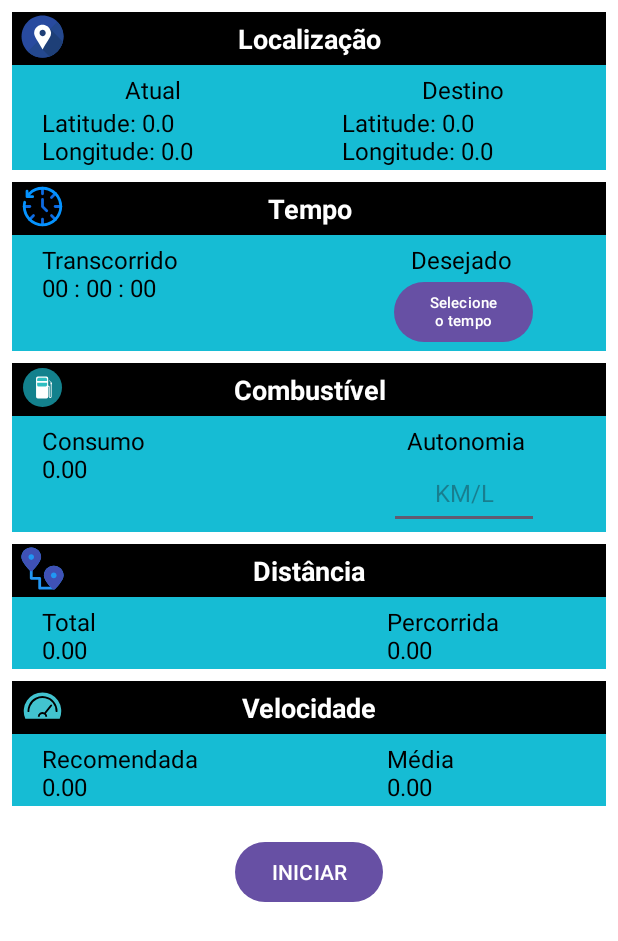
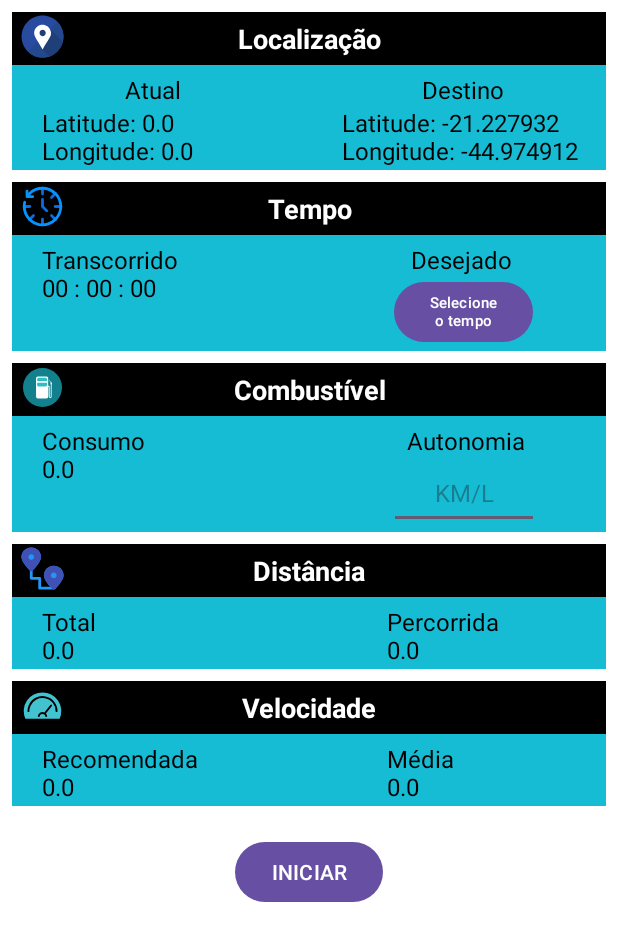
Before and after one commit to marcusvferreira/APPGAT108_UFLA2023-1, an Android app: the screen it shows after launch (MainActivity), on a phone screen of 412 x 824 dp. Shown: the top 941 px of the screen. Run offline under Robolectric (Android 15) with nearby library versions, the phone set to English and light mode, and no system bars.

Commit message:
Obtenção da velocidade, distancia e exclusão da classe Local

```diff
--- a/AppGat108/app/src/main/java/android/marcusvferreira/appgat108/model/Local.java
+++ /dev/null
@@ -1,22 +0,0 @@
-package android.marcusvferreira.appgat108.model;
-
-public class Local {
-    private double lat, longi; // latitude e longitude
-
-    // talvez uma var chamada distancia
-
-
-    public Local(double lat, double longi) {
-        this.lat = lat;
-        this.longi = longi;
-    }
-
-    public double getLat() {
-        return lat;
-    }
-
-    public double getLongi() {
-        return longi;
-    }
-
-}
--- a/AppGat108/app/src/main/java/android/marcusvferreira/appgat108/view/MainActivity.java
+++ b/AppGat108/app/src/main/java/android/marcusvferreira/appgat108/view/MainActivity.java
@@ -14,7 +14,6 @@ import android.location.LocationListener;
 import android.location.LocationManager;
 import android.marcusvferreira.appgat108.R;
 import android.marcusvferreira.appgat108.controller.Permissoes;
-import android.marcusvferreira.appgat108.model.Local;
 import android.marcusvferreira.appgat108.model.Veiculo;
 import android.os.Bundle;
 import android.view.View;
@@ -22,6 +21,7 @@ import android.widget.Button;
 import android.widget.TextView;
 import android.widget.TimePicker;
 
+import java.text.DecimalFormat;
 import java.util.Locale;
 import java.util.Timer;
 import java.util.TimerTask;
@@ -31,6 +31,8 @@ import java.util.TimerTask;
  * */
 public class MainActivity extends AppCompatActivity {
 
+    private static final DecimalFormat decfor = new DecimalFormat("0.00");
+
     //Permissões necessárias
     private String[] permissoes = new String[]{
             Manifest.permission.ACCESS_FINE_LOCATION,
@@ -38,7 +40,8 @@ public class MainActivity extends AppCompatActivity {
     };
 
     //Objetos para controlar os campos TextView
-    TextView campoTempoTranscorrido, campoLocalizacaoAtual, campoLocalizacaoDestino;
+    TextView campoTempoTranscorrido, campoLocalizacaoAtual, campoLocalizacaoDestino, campoVelocidadeMedia,
+            campoDistanciaTotal;
 
     //Objetos para controlar os botões
     Button btnIniciarPausar, btnSelecionarTempo;
@@ -55,7 +58,7 @@ public class MainActivity extends AppCompatActivity {
     boolean timerIniciado = false;
 
     //Criação do obejto destino (estacionamento DAT UFLA)
-    Local destino = new Local( -21.227932, -44.974912);
+    Location destino = new Location("");
 
     //Criação do obejto veículo
     Veiculo veiculo = new Veiculo();
@@ -68,10 +71,23 @@ public class MainActivity extends AppCompatActivity {
         //...
         campoLocalizacaoAtual = findViewById(R.id.tv_loc_atual_dados);
         campoLocalizacaoDestino = findViewById(R.id.tv_loc_destino_dados);
+        campoVelocidadeMedia = findViewById(R.id.tv_velocidade_media);
+        campoDistanciaTotal = findViewById(R.id.tv_distancia_total);
         btnSelecionarTempo = findViewById(R.id.btn_selecionar_tempo);
         campoTempoTranscorrido = findViewById(R.id.tv_tempo_transcorrido);
         btnIniciarPausar = findViewById(R.id.btn_iniciar_pausar);
         timer = new Timer();
+
+        /******************************************************************************/
+
+        //Configura o destino como o estacionamento do DAT-UFLA
+        destino.setLatitude(-21.227932);
+        destino.setLongitude(-44.974912);
+
+        campoLocalizacaoDestino.setText("Latitude: " + destino.getLatitude()
+                + "\nLongitude: " + destino.getLongitude());
+
+        /******************************************************************************/
 
         //Validar permissões
         Permissoes.validarPermissoes(permissoes, this, 1);
@@ -82,11 +98,16 @@ public class MainActivity extends AppCompatActivity {
         locationListener = new LocationListener() {
             @Override
             public void onLocationChanged(@NonNull Location location) {
-                Double latitude = location.getLatitude();
-                Double longitude = location.getLongitude();
+                double latitude = location.getLatitude();
+                double longitude = location.getLongitude();
+                veiculo.setVelocidade(location.getSpeed());
 
                 campoLocalizacaoAtual.setText("Latitude: " + String.valueOf(latitude)
                         + "\nLongitude: " + String.valueOf(longitude));
+                campoVelocidadeMedia.setText("Média\n" + decfor.format(veiculo.getVelocidade()*3.6) + " km/h");
+
+               campoDistanciaTotal.setText("Total\n" + decfor.format(location.distanceTo(destino)/1000)+ " km");
+
             }
         };
 
--- a/AppGat108/app/src/main/res/layout/activity_main.xml
+++ b/AppGat108/app/src/main/res/layout/activity_main.xml
@@ -227,7 +227,7 @@
             android:layout_marginTop="5dp"
             android:layout_marginEnd="309dp"
             android:layout_marginBottom="1dp"
-            android:text="Consumo\n0.00"
+            android:text="Consumo\n0.0"
             android:textColor="@color/black"
             android:textSize="16sp"
             app:layout_constraintBottom_toBottomOf="parent"
@@ -313,7 +313,7 @@
             android:layout_height="wrap_content"
             android:layout_marginStart="250dp"
             android:layout_marginTop="5dp"
-            android:text="Percorrida\n0.00"
+            android:text="Percorrida\n0.0"
             android:textColor="@color/black"
             android:textSize="16sp"
             app:layout_constraintEnd_toEndOf="parent"
@@ -327,7 +327,7 @@
             android:layout_height="wrap_content"
             android:layout_marginStart="20dp"
             android:layout_marginTop="5dp"
-            android:text="Total\n0.00"
+            android:text="Total\n0.0"
             android:textColor="@color/black"
             android:textSize="16sp"
             app:layout_constraintEnd_toEndOf="parent"
@@ -376,12 +376,12 @@
             app:layout_constraintTop_toTopOf="parent" />
 
         <TextView
-            android:id="@+id/velocidade_media"
+            android:id="@+id/tv_velocidade_media"
             android:layout_width="wrap_content"
             android:layout_height="wrap_content"
             android:layout_marginStart="250dp"
             android:layout_marginTop="5dp"
-            android:text="Média\n0.00"
+            android:text="Média\n0.0"
             android:textColor="@color/black"
             android:textSize="16sp"
             app:layout_constraintEnd_toEndOf="parent"
@@ -390,12 +390,12 @@
             app:layout_constraintTop_toBottomOf="@+id/textView7" />
 
         <TextView
-            android:id="@+id/velocidade_recomendada"
+            android:id="@+id/tv_velocidade_recomendada"
             android:layout_width="wrap_content"
             android:layout_height="wrap_content"
             android:layout_marginStart="20dp"
             android:layout_marginTop="5dp"
-            android:text="Recomendada\n0.00"
+            android:text="Recomendada\n0.0"
             android:textColor="@color/black"
             android:textSize="16sp"
             app:layout_constraintEnd_toEndOf="parent"
```
Also changed, not shown: AppGat108/app/src/main/java/android/marcusvferreira/appgat108/model/Veiculo.java (+2 -9 lines).
